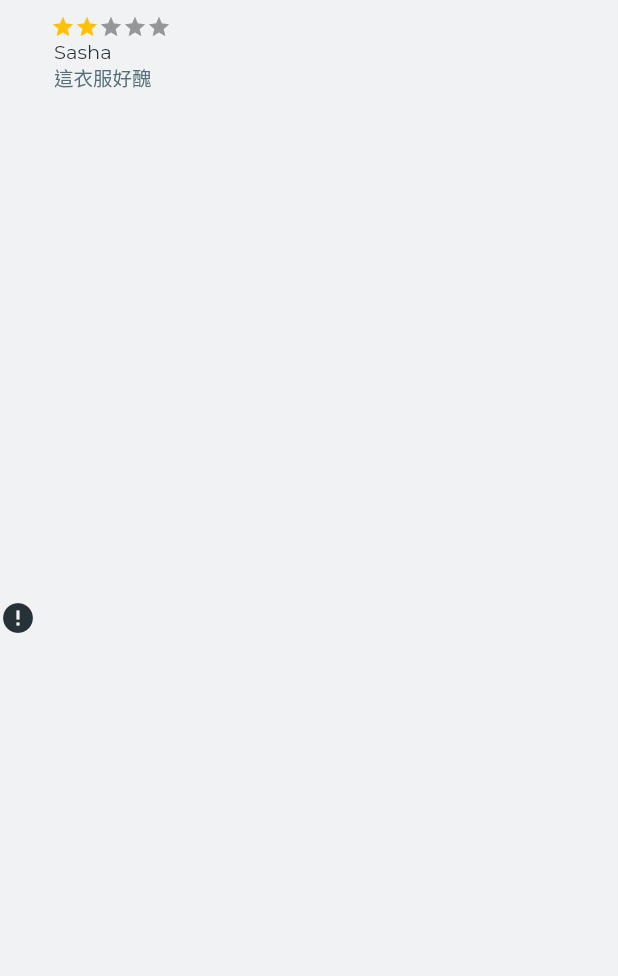
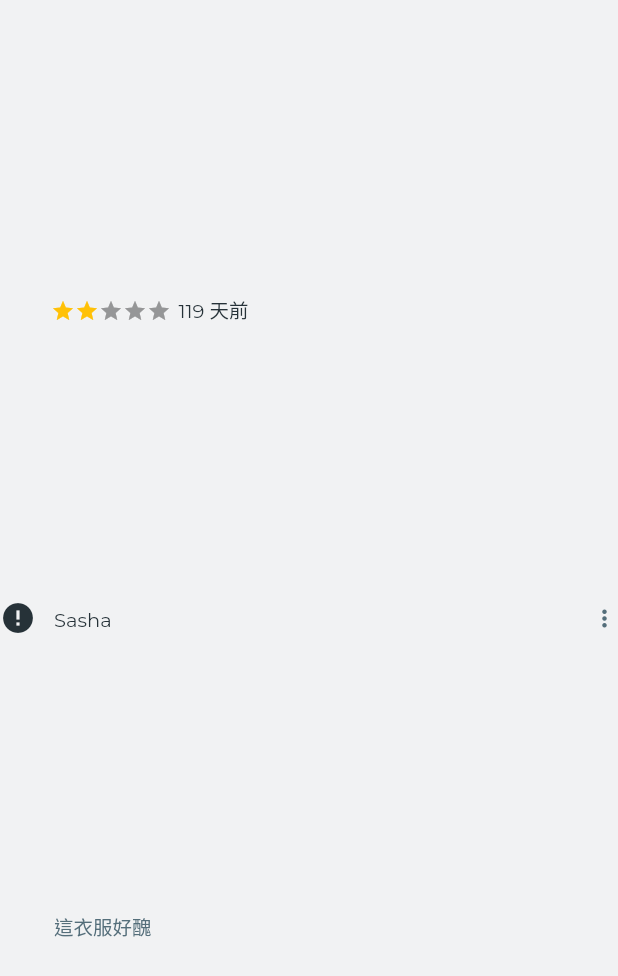
Before and after one commit to CPMoviePHil/e_shopping, a Flutter app: the CommentScreen widget shown alone on an empty page, opened directly with sample values from the repository, on a phone screen of 412 x 824 dp. Shown: the top 976 px of the screen. Run offline on Flutter 3.47's test engine with Material 2 defaults, Android fonts, the light colour scheme and no system bars; drawn by our look-alikes of cached_network_image, flutter_rating_bar; our stand-ins replace carousel_slider, equatable, firebase_core, google_fonts, photo_view, share_plus and 1 more; accounts and stored records are empty; network calls fail.

Commit message:
產品評論頁面調整

```diff
--- a/lib/l10n/intl_en.arb
+++ b/lib/l10n/intl_en.arb
@@ -65,5 +65,6 @@
   "emptyFavorite": "尚無產品加入我的最愛",
   "shareHint": "Share",
   "comments": "商品評論",
-  "emptyComments": "此商品尚無評論"
+  "emptyComments": "此商品尚無評論",
+  "commentDay": "{days} 天前"
 }
--- a/lib/l10n/intl_zh_TW.arb
+++ b/lib/l10n/intl_zh_TW.arb
@@ -65,5 +65,6 @@
   "emptyFavorite": "尚無產品加入我的最愛",
   "shareHint": "社群分享",
   "comments": "商品評論",
-  "emptyComments": "此商品尚無評論"
+  "emptyComments": "此商品尚無評論",
+  "commentDay": "{days} 天前"
 }
--- a/lib/screens/comment/comment.dart
+++ b/lib/screens/comment/comment.dart
@@ -1,8 +1,11 @@
 import 'package:e_shopping/configs/theme/colors.dart';
 import 'package:e_shopping/data/comment.dart';
+import 'package:e_shopping/generated/l10n.dart';
 import 'package:e_shopping/screens/user/profile.dart';
 import 'package:e_shopping/utils/app_libs.dart';
+import 'package:e_shopping/utils/widgets_helper.dart';
 import 'package:flutter/cupertino.dart';
+import 'package:flutter/material.dart';
 
 class CommentScreen extends StatelessWidget {
 
@@ -10,11 +13,27 @@ class CommentScreen extends StatelessWidget {
 
   const CommentScreen({required this.comment});
 
+  bool isToday ({required DateTime dateTime}) {
+    return dateTime.day == DateTime.now().day;
+  }
+
+  String parsedCreateTime ({required DateTime createTime,}) {
+    if (isToday(dateTime: createTime)) {
+      return WidgetsHelper.dateTimeToStr(datetime: createTime, format: "onlyTime");
+    } else {
+      return S.current.commentDay(DateTime.now().difference(createTime).inDays);
+    }
+  }
+
   @override
   Widget build(BuildContext context) {
+    DateTime createTime = WidgetsHelper.strToDateTime(str: comment.createTime,);
     return Container(
       padding: EdgeInsets.symmetric(vertical: 10,),
       child: Row(
+        mainAxisAlignment: MainAxisAlignment.spaceBetween,
+        children: [
+          Row(
             children: [
               Container(
                 child: UserProfile(
@@ -25,24 +44,36 @@ class CommentScreen extends StatelessWidget {
               Container(
                 padding: EdgeInsets.symmetric(horizontal: 10,),
                 child: Column(
+                  mainAxisAlignment: MainAxisAlignment.spaceEvenly,
                   crossAxisAlignment: CrossAxisAlignment.start,
                   children: [
-                AppLibScreen.starsWidget(stars: comment.star, size: 16,),
+                    Row(
+                      children: [
+                        AppLibScreen.starsWidget(
+                          stars: comment.star, size: 16,
+                        ),
                         Padding(
-                  padding: EdgeInsets.only(left: 2),
-                  child: Column(
-                    crossAxisAlignment: CrossAxisAlignment.start,
-                    children: [
-                      AppLibScreen.appText(
+                          padding: EdgeInsets.only(left: 5, bottom: 2,),
+                          child: AppLibScreen.appText(
+                            text: parsedCreateTime(createTime: createTime,),
+                            textSize: "small",
+                          ),
+                        ),
+                      ],
+                    ),
+                    Padding(
+                      padding: EdgeInsets.only(left: 2,),
+                      child: AppLibScreen.appText(
                         text: comment.user.userName,
                         textSize: "small",
                       ),
-                      AppLibScreen.appText(
+                    ),
+                    Padding(
+                      padding: EdgeInsets.only(left: 2,),
+                      child: AppLibScreen.appText(
                         text: comment.comment,
                         fontColor: kGrey600,
                         textSize: "small",
-                      ),
-                    ],
                       ),
                     ),
                   ],
@@ -50,6 +81,13 @@ class CommentScreen extends StatelessWidget {
               ),
             ],
           ),
+          AppLibScreen.appIcon(
+            icon: Icons.more_vert_sharp,
+            iconSize: "small",
+            iconColor: kGrey600,
+          ),
+        ],
+      ),
     );
   }
 }
--- a/lib/screens/product/product.dart
+++ b/lib/screens/product/product.dart
@@ -269,6 +269,9 @@ class _ProductScreenState extends State<ProductScreen> {
                         ],
                       ),
                     ),
+                    Container(
+                      height: 10,
+                    ),
                   ],
                 ),
               ],
--- a/lib/temp_data.dart
+++ b/lib/temp_data.dart
@@ -27,7 +27,7 @@ List<UserModel> users = [
     "id": 3,
     "account": "GiGiTsaDa",
     "user_name": "Neymar.jr",
-    "profile": "https://i.pinimg.com/564x/9c/fb/37/9cfb37c80e718075e261fadc212aade7.jpg",
+    "profile": "https://www.personality-database.com/profile_images/44140.png",
   }),
   UserModel.fromJson({
     "id": 4,
@@ -52,24 +52,31 @@ List<UserModel> users = [
 List<CommentModel> comments = [
   CommentModel(
     user: users[1],
-    createTime: "2021/04/06 15:22:23",
+    createTime: "2021-04-06 15:22:23",
     productID: 1,
     comment: "這衣服好醜",
     star: 2,
   ),
   CommentModel(
     user: users[2],
-    createTime: "2021/04/06 08:53:14",
+    createTime: "2021-04-29 08:53:14",
     productID: 1,
     comment: "台灣獨立!",
     star: 5,
   ),
   CommentModel(
     user: users[3],
-    createTime: "2021/05/21 11:24:20",
+    createTime: "2021-05-21 11:24:20",
     productID: 1,
     comment: "還不錯只是穿起來有新疆的味道",
     star: 4,
+  ),
+  CommentModel(
+    user: users[0],
+    createTime: "2021-08-05 06:24:20",
+    productID: 1,
+    comment: "好啦，給你個好評",
+    star: 5,
   ),
 ];
 
--- a/lib/utils/app_libs.dart
+++ b/lib/utils/app_libs.dart
@@ -30,7 +30,7 @@ class AppLibScreen {
         size = 30;
         break;
       case "small":
-        size = 15;
+        size = 18;
         break;
       case "medium":
         size = 25;
--- a/lib/utils/widgets_helper.dart
+++ b/lib/utils/widgets_helper.dart
@@ -2,6 +2,7 @@ import 'package:e_shopping/generated/l10n.dart';
 import 'package:e_shopping/utils/app_libs.dart';
 import 'package:e_shopping/utils/images_viewer.dart';
 import 'package:flutter/material.dart';
+import 'package:intl/intl.dart';
 
 class WidgetsHelper {
 
@@ -112,4 +113,37 @@ class WidgetsHelper {
       ),
     );
   }
+
+  static DateTime strToDateTime ({required String str}) {
+    DateTime dateTime = DateFormat("yyyy-MM-dd hh:mm:ss").parse(str);
+    return dateTime;
+  }
+
+  static String dateTimeToStr ({
+    required DateTime datetime,
+    String? format,
+  }) {
+    String dateTime = "";
+    switch (format) {
+      case "onlyDate":
+        dateTime = DateFormat("yyyy-MM-dd").format(datetime);
+        return dateTime;
+      case "onlyTime":
+        dateTime = DateFormat("hh:mm").format(datetime);
+        return dateTime;
+      default:
+        dateTime = DateFormat("yyyy-MM-dd hh:mm:ss").format(datetime);
+        return dateTime;
+    }
+  }
+
+  static String strToStrTime ({required String datetime,}) {
+    final dateTime = strToDateTime(str: datetime);
+    return dateTimeToStr(datetime: dateTime, format: "onlyTime",);
+  }
+
+  static String strToStrDate ({required String datetime,}) {
+    final dateTime = strToDateTime(str: datetime);
+    return dateTimeToStr(datetime: dateTime, format: "onlyDate",);
+  }
 }
```
Also changed, not shown: lib/generated/intl/messages_en.dart, lib/generated/intl/messages_zh_TW.dart, lib/generated/l10n.dart. Lines whose indentation alone changed are shown as unchanged.
